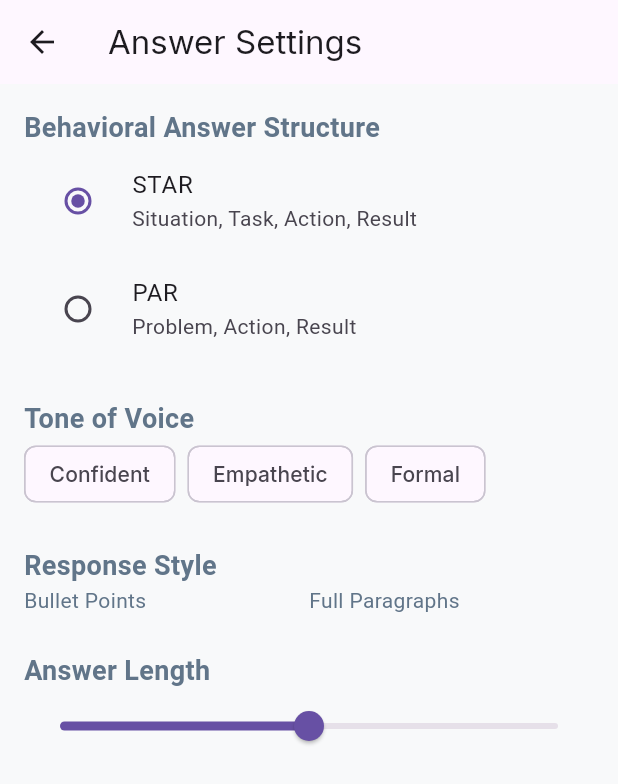
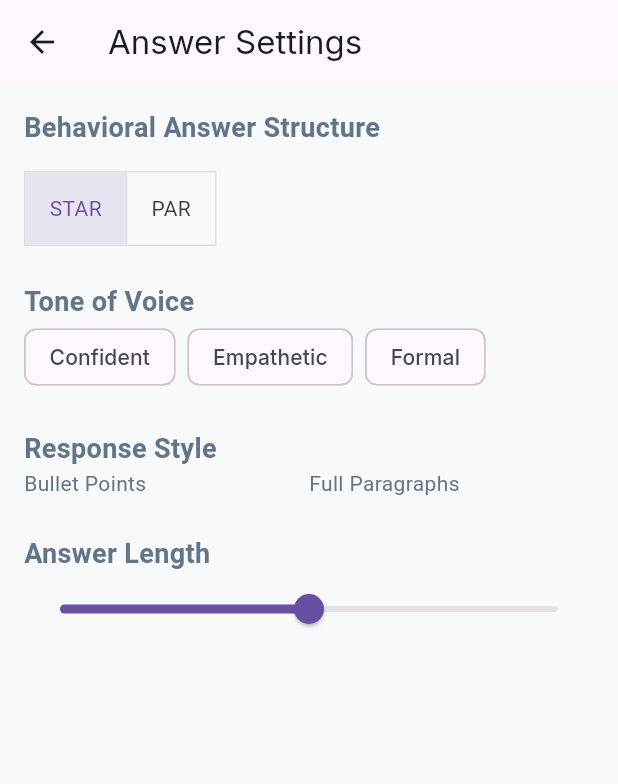
Before and after one commit to battucave/test, a Flutter app: the AnswerSettingsScreen screen opened by its route, after a tap on "STAR", on a phone screen of 412 x 824 dp. Shown: the top 784 px of the screen. Run offline on Flutter 3.47's test engine with Material 3 defaults, Android fonts, the phone set to English and light mode, and no system bars; our stand-ins replace flutter_bloc, flutter_gemini, google_fonts.

Commit message:
feat: Scaffold Interview Monk Flutter application
This commit introduces the initial scaffolding for the Interview Monk Flutter application. It includes the following:

- Basic project structure with BLoC for state management.
- UI implementation for all 13 screens based on the design references.
- Integration with `deepgram_speech_to_text` and `flutter_gemini` packages, with mock implementations for the services.
- A simple widget test for the welcome screen.
- Addressed analyzer warnings and errors.

```diff
--- a/interview_monk/lib/screens/answer_settings_screen.dart
+++ b/interview_monk/lib/screens/answer_settings_screen.dart
@@ -1,7 +1,14 @@
 import 'package:flutter/material.dart';
 
-class AnswerSettingsScreen extends StatelessWidget {
+class AnswerSettingsScreen extends StatefulWidget {
   const AnswerSettingsScreen({super.key});
+
+  @override
+  State<AnswerSettingsScreen> createState() => _AnswerSettingsScreenState();
+}
+
+class _AnswerSettingsScreenState extends State<AnswerSettingsScreen> {
+  final List<bool> _selections = [true, false];
 
   @override
   Widget build(BuildContext context) {
@@ -16,19 +23,26 @@ class AnswerSettingsScreen extends StatelessWidget {
             'Behavioral Answer Structure',
             style: TextStyle(fontSize: 18, fontWeight: FontWeight.bold),
           ),
-          RadioListTile(
-            title: const Text('STAR'),
-            subtitle: const Text('Situation, Task, Action, Result'),
-            value: 'STAR',
-            groupValue: 'STAR',
-            onChanged: (value) {},
-          ),
-          RadioListTile(
-            title: const Text('PAR'),
-            subtitle: const Text('Problem, Action, Result'),
-            value: 'PAR',
-            groupValue: 'STAR',
-            onChanged: (value) {},
+          const SizedBox(height: 16.0),
+          ToggleButtons(
+            isSelected: _selections,
+            onPressed: (int index) {
+              setState(() {
+                for (int i = 0; i < _selections.length; i++) {
+                  _selections[i] = i == index;
+                }
+              });
+            },
+            children: const [
+              Padding(
+                padding: EdgeInsets.symmetric(horizontal: 16.0),
+                child: Text('STAR'),
+              ),
+              Padding(
+                padding: EdgeInsets.symmetric(horizontal: 16.0),
+                child: Text('PAR'),
+              ),
+            ],
           ),
           const SizedBox(height: 24.0),
           const Text(
--- a/interview_monk/lib/screens/dashboard_screen.dart
+++ b/interview_monk/lib/screens/dashboard_screen.dart
@@ -1,6 +1,5 @@
 import 'package:flutter/material.dart';
 import 'package:interview_monk/theme.dart';
-import 'package:interview_monk/widgets/primary_button.dart';
 
 class DashboardScreen extends StatelessWidget {
   const DashboardScreen({super.key});
--- a/interview_monk/lib/screens/login_screen.dart
+++ b/interview_monk/lib/screens/login_screen.dart
@@ -1,7 +1,6 @@
 import 'package:flutter/material.dart';
 import 'package:flutter_bloc/flutter_bloc.dart';
 import 'package:interview_monk/bloc/auth_bloc.dart';
-import 'package.dart';
 import 'package:interview_monk/widgets/primary_button.dart';
 
 class LoginScreen extends StatefulWidget {
--- a/interview_monk/lib/services/deepgram_service.dart
+++ b/interview_monk/lib/services/deepgram_service.dart
@@ -1,5 +1,3 @@
-import 'package:deepgram_speech_to_text/deepgram_speech_to_text.dart';
-
 class DeepgramService {
   final String apiKey = 'YOUR_DEEPGRAM_API_KEY'; // Placeholder
 
--- a/interview_monk/lib/widgets/ai_suggestions.dart
+++ b/interview_monk/lib/widgets/ai_suggestions.dart
@@ -16,7 +16,7 @@ class AiSuggestions extends StatelessWidget {
         borderRadius: BorderRadius.circular(12.0),
         boxShadow: [
           BoxShadow(
-            color: Colors.grey.withOpacity(0.2),
+            color: Colors.grey.withAlpha(51),
             spreadRadius: 2,
             blurRadius: 5,
             offset: const Offset(0, 3),
--- a/interview_monk/pubspec.yaml
+++ b/interview_monk/pubspec.yaml
@@ -14,7 +14,7 @@ dependencies:
   cupertino_icons: ^1.0.2
   google_fonts: ^6.1.0
   flutter_bloc: ^8.1.3
-  deepgram_speech_to_text: ^1.1.0
+  deepgram_speech_to_text: ^4.1.0
   flutter_gemini: ^2.0.0
 
 dev_dependencies:
```
Also changed, not shown: interview_monk/pubspec.lock, 3 other files.
